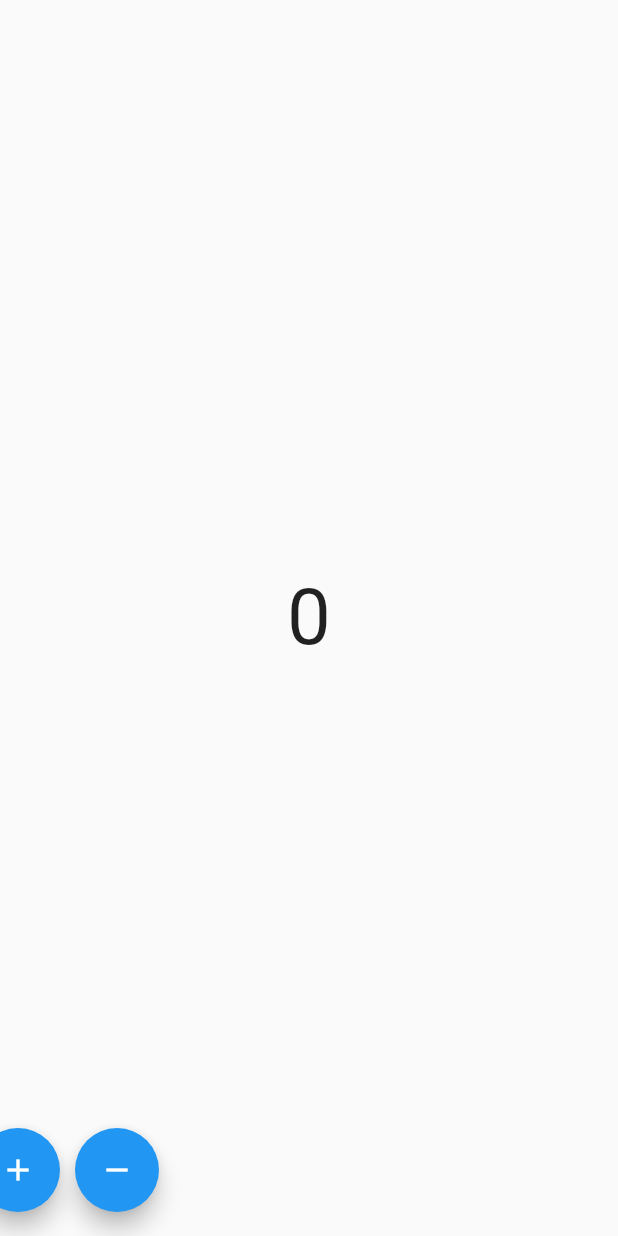
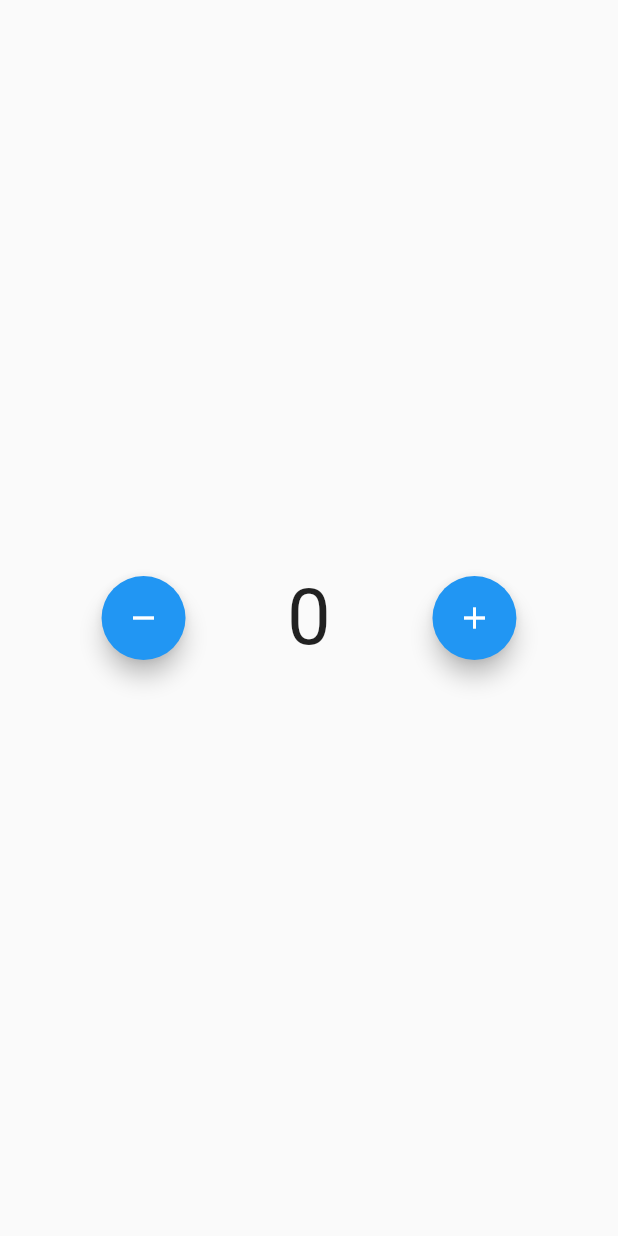
Before and after one commit to theCourses/bloc-essentials, a Flutter app: the screen it shows after launch, on a phone screen of 412 x 824 dp. Run offline on Flutter 3.47's test engine with Material 2 defaults, Android fonts, the phone set to English and light mode, and no system bars; our stand-ins replace bloc, equatable, flutter_bloc.

Commit message:
cubit-finished

```diff
--- a/my_counter_cubit/lib/main.dart
+++ b/my_counter_cubit/lib/main.dart
@@ -1,6 +1,7 @@
 import 'package:flutter/material.dart';
 import 'package:flutter_bloc/flutter_bloc.dart';
 import 'package:my_counter_cubit/cubits/counter/counter_cubit.dart';
+import 'package:my_counter_cubit/other_page.dart';
 
 void main() {
   runApp(const MyApp());
@@ -23,6 +24,44 @@ class MyApp extends StatelessWidget {
   }
 }
 
+// THis is the simplest way to use cubits
+// class MyHomePage extends StatelessWidget {
+//   const MyHomePage({super.key});
+
+//   @override
+//   Widget build(BuildContext context) {
+//     return SafeArea(
+//       child: Scaffold(
+//         body: Center(
+//           child: Row(
+//             mainAxisAlignment: MainAxisAlignment.spaceEvenly,
+//             children: [
+//               FloatingActionButton(
+//                 onPressed: () {
+//                   BlocProvider.of<CounterCubit>(context).decrement();
+//                 },
+//                 heroTag: 'decrement',
+//                 child: const Icon(Icons.remove),
+//               ),
+//               Text(
+//                 '${BlocProvider.of<CounterCubit>(context, listen: true).state.counter}',
+//                 style: const TextStyle(fontSize: 52.0),
+//               ),
+//               FloatingActionButton(
+//                 onPressed: () {
+//                   BlocProvider.of<CounterCubit>(context).increment();
+//                 },
+//                 heroTag: 'increment',
+//                 child: const Icon(Icons.add),
+//               ),
+//             ],
+//           ),
+//         ),
+//       ),
+//     );
+//   }
+// }
+
 class MyHomePage extends StatelessWidget {
   const MyHomePage({super.key});
 
@@ -30,14 +69,37 @@ class MyHomePage extends StatelessWidget {
   Widget build(BuildContext context) {
     return SafeArea(
       child: Scaffold(
-        body: Center(
-          child: Text(
-            '${BlocProvider.of<CounterCubit>(context).state.counter}',
+        body: BlocConsumer<CounterCubit, CounterState>(
+          listener: (context, state) {
+            if (state.counter == 3) {
+              showDialog(
+                  context: context,
+                  builder: (context) {
+                    return AlertDialog(
+                        content: Text('counter is ${state.counter}'));
+                  });
+            } else if (state.counter == -1) {
+              Navigator.push(context, MaterialPageRoute(builder: (context) {
+                return const OtherPage();
+              }));
+            }
+          },
+          builder: (context, state) {
+            return Center(
+              child: Row(
+                mainAxisAlignment: MainAxisAlignment.spaceEvenly,
+                children: [
+                  FloatingActionButton(
+                    onPressed: () {
+                      BlocProvider.of<CounterCubit>(context).decrement();
+                    },
+                    heroTag: 'decrement',
+                    child: const Icon(Icons.remove),
+                  ),
+                  Text(
+                    '${state.counter}',
                     style: const TextStyle(fontSize: 52.0),
                   ),
-        ),
-        floatingActionButton: Row(
-          children: [
                   FloatingActionButton(
                     onPressed: () {
                       BlocProvider.of<CounterCubit>(context).increment();
@@ -45,17 +107,10 @@ class MyHomePage extends StatelessWidget {
                     heroTag: 'increment',
                     child: const Icon(Icons.add),
                   ),
-            const SizedBox(
-              width: 10,
+                ],
               ),
-            FloatingActionButton(
-              onPressed: () {
-                BlocProvider.of<CounterCubit>(context).decrement();
+            );
           },
-              heroTag: 'decrement',
-              child: const Icon(Icons.remove),
-            ),
-          ],
         ),
       ),
     );
```
Also changed, not shown: my_counter_cubit/pubspec.lock. Lines whose indentation alone changed are shown as unchanged.
